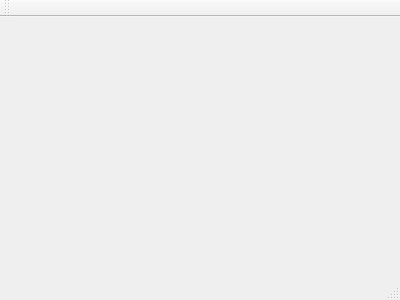
Qt form mainwindow.ui (YJBeetle/OscilloscopePlayer) before a commit.
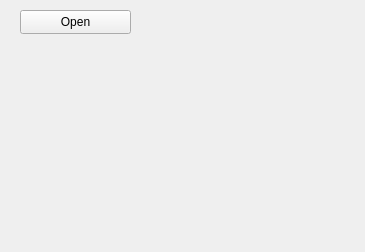
The same form after that commit.

What changed in the file:
```diff
--- a/mainwindow.ui
+++ b/mainwindow.ui
@@ -1,24 +1,34 @@
 <ui version="4.0">
  <class>MainWindow</class>
- <widget class="QMainWindow" name="MainWindow" >
-  <property name="geometry" >
+ <widget class="QMainWindow" name="MainWindow">
+  <property name="geometry">
    <rect>
     <x>0</x>
     <y>0</y>
-    <width>400</width>
-    <height>300</height>
+    <width>365</width>
+    <height>252</height>
    </rect>
   </property>
   <property name="windowTitle" >
    <string>MainWindow</string>
   </property>
-  <widget class="QMenuBar" name="menuBar" />
-  <widget class="QToolBar" name="mainToolBar" />
-  <widget class="QWidget" name="centralWidget" />
-  <widget class="QStatusBar" name="statusBar" />
+  <widget class="QWidget" name="centralWidget">
+   <widget class="QPushButton" name="pushButton">
+    <property name="geometry">
+     <rect>
+      <x>20</x>
+      <y>10</y>
+      <width>111</width>
+      <height>24</height>
+     </rect>
+    </property>
+    <property name="text">
+     <string>Open</string>
+    </property>
+   </widget>
+  </widget>
  </widget>
- <layoutDefault spacing="6" margin="11" />
- <pixmapfunction></pixmapfunction>
+ <layoutdefault spacing="6" margin="11"/>
  <resources/>
  <connections/>
 </ui>
```
Left out of the diff: 3 changed lines with no effect on the pictures.
